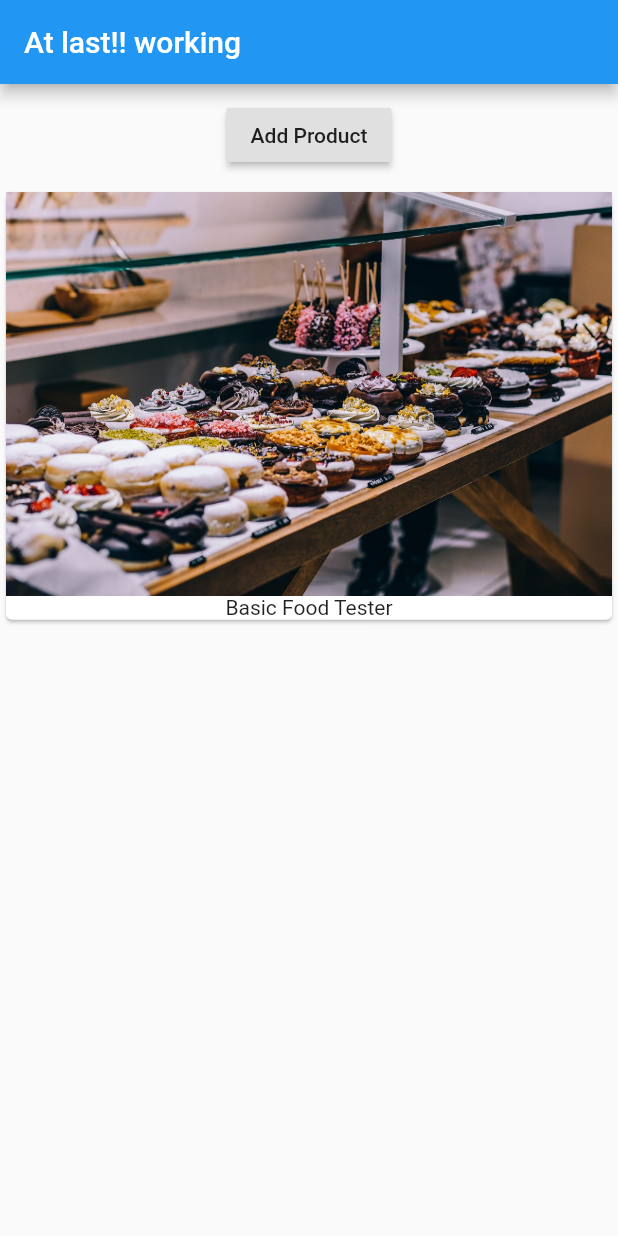
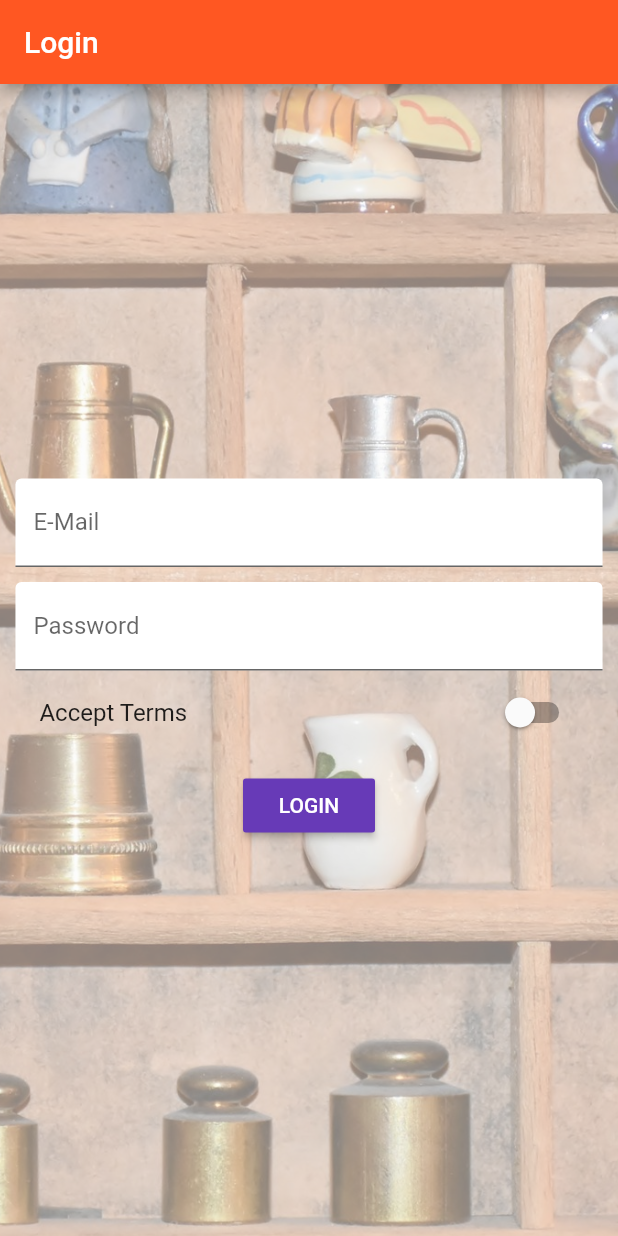
Before and after one commit to imranpollob/flutter-product-manager, a Flutter app: the screen it shows after launch, on a phone screen of 412 x 824 dp. Run offline on Flutter 3.47's test engine with Material 2 defaults, Android fonts, the phone set to English and light mode, and no system bars.

Commit message:
media query intro

```diff
--- a/lib/main.dart
+++ b/lib/main.dart
@@ -1,18 +1,78 @@
 import 'package:flutter/material.dart';
-import './product_manager.dart';
+// import 'package:flutter/rendering.dart';
 
-void main() => runApp(MyApp());
+import './pages/auth.dart';
+import './pages/products_admin.dart';
+import './pages/products.dart';
+import './pages/product.dart';
 
-class MyApp extends StatelessWidget {
+void main() {
+  // debugPaintSizeEnabled = true;
+  // debugPaintBaselinesEnabled = true;
+  // debugPaintPointersEnabled = true;
+  runApp(MyApp());
+}
+
+class MyApp extends StatefulWidget {
+  @override
+  State<StatefulWidget> createState() {
+    return _MyAppState();
+  }
+}
+
+class _MyAppState extends State<MyApp> {
+  List<Map<String, dynamic>> _products = [];
+
+  void _addProduct(Map<String, dynamic> product) {
+    setState(() {
+      _products.add(product);
+    });
+    print(_products);
+  }
+
+  void _deleteProduct(int index) {
+    setState(() {
+      _products.removeAt(index);
+    });
+  }
+
   @override
   Widget build(BuildContext context) {
     return MaterialApp(
-      home: Scaffold(
-        appBar: AppBar(
-          title: Text('At last!! working'),
-        ),
-        body: ProductManager('Basic Food Tester'),
-      ),
+      // debugShowMaterialGrid: true,
+      theme: ThemeData(
+          brightness: Brightness.light,
+          primarySwatch: Colors.deepOrange,
+          accentColor: Colors.deepPurple,
+          buttonColor: Colors.deepPurple),
+      // home: AuthPage(),
+      routes: {
+        '/': (BuildContext context) => AuthPage(),
+        '/products': (BuildContext context) => ProductsPage(_products),
+        '/admin': (BuildContext context) =>
+            ProductsAdminPage(_addProduct, _deleteProduct),
+      },
+      onGenerateRoute: (RouteSettings settings) {
+        final List<String> pathElements = settings.name.split('/');
+        if (pathElements[0] != '') {
+          return null;
+        }
+        if (pathElements[1] == 'product') {
+          final int index = int.parse(pathElements[2]);
+          return MaterialPageRoute<bool>(
+            builder: (BuildContext context) => ProductPage(
+                _products[index]['title'],
+                _products[index]['image'],
+                _products[index]['price'],
+                _products[index]['description']),
+          );
+        }
+        return null;
+      },
+      onUnknownRoute: (RouteSettings settings) {
+        return MaterialPageRoute(
+            builder: (BuildContext context) => ProductsPage(_products));
+      },
     );
   }
 }
--- /dev/null
+++ b/lib/pages/auth.dart
@@ -0,0 +1,109 @@
+import 'package:flutter/material.dart';
+
+class AuthPage extends StatefulWidget {
+  @override
+  State<StatefulWidget> createState() {
+    return _AuthPageState();
+  }
+}
+
+class _AuthPageState extends State<AuthPage> {
+  String _emailValue;
+  String _passwordValue;
+  bool _acceptTerms = false;
+
+  DecorationImage _buildBackgroundImage() {
+    return DecorationImage(
+      fit: BoxFit.cover,
+      colorFilter:
+          ColorFilter.mode(Colors.black.withOpacity(0.5), BlendMode.dstATop),
+      image: AssetImage('assets/background.jpg'),
+    );
+  }
+
+  Widget _buildEmailTextField() {
+    return TextField(
+      decoration: InputDecoration(
+          labelText: 'E-Mail', filled: true, fillColor: Colors.white),
+      keyboardType: TextInputType.emailAddress,
+      onChanged: (String value) {
+        setState(() {
+          _emailValue = value;
+        });
+      },
+    );
+  }
+
+  Widget _buildPasswordTextField() {
+    return TextField(
+      decoration: InputDecoration(
+          labelText: 'Password', filled: true, fillColor: Colors.white),
+      obscureText: true,
+      onChanged: (String value) {
+        setState(() {
+          _passwordValue = value;
+        });
+      },
+    );
+  }
+
+  Widget _buildAcceptSwitch() {
+    return SwitchListTile(
+      value: _acceptTerms,
+      onChanged: (bool value) {
+        setState(() {
+          _acceptTerms = value;
+        });
+      },
+      title: Text('Accept Terms'),
+    );
+  }
+
+  void _submitForm() {
+    print(_emailValue);
+    print(_passwordValue);
+    Navigator.pushReplacementNamed(context, '/products');
+  }
+
+  @override
+  Widget build(BuildContext context) {
+    final double deviceWidth = MediaQuery.of(context).size.width;
+    final double targetWidth = deviceWidth > 550.0 ? 500.0 : deviceWidth * 0.95;
+    return Scaffold(
+      appBar: AppBar(
+        title: Text('Login'),
+      ),
+      body: Container(
+        decoration: BoxDecoration(
+          image: _buildBackgroundImage(),
+        ),
+        padding: EdgeInsets.all(10.0),
+        child: Center(
+          child: SingleChildScrollView(
+            child: Container(
+              width: targetWidth,
+              child: Column(
+                children: <Widget>[
+                  _buildEmailTextField(),
+                  SizedBox(
+                    height: 10.0,
+                  ),
+                  _buildPasswordTextField(),
+                  _buildAcceptSwitch(),
+                  SizedBox(
+                    height: 10.0,
+                  ),
+                  RaisedButton(
+                    textColor: Colors.white,
+                    child: Text('LOGIN'),
+                    onPressed: _submitForm,
+                  ),
+                ],
+              ),
+            ),
+          ),
+        ),
+      ),
+    );
+  }
+}
--- a/lib/product_manager.dart
+++ /dev/null
@@ -1,43 +0,0 @@
-import 'package:flutter/material.dart';
-import './products.dart';
-
-class ProductManager extends StatefulWidget {
-  final String startingProduct;
-
-  ProductManager(this.startingProduct);
-
-  @override
-  State<StatefulWidget> createState() {
-    return _ProductManagerState();
-  }
-}
-
-class _ProductManagerState extends State<ProductManager> {
-  List<String> _products = [];
-
-  @override
-  void initState() {
-    _products.add(widget.startingProduct);
-    super.initState();
-  }
-
-  @override
-  Widget build(BuildContext context) {
-    return Column(
-      children: <Widget>[
-        Container(
-          margin: EdgeInsets.all(10.0),
-          child: RaisedButton(
-            onPressed: () {
-              setState(() {
-                _products.add('Advanced Food Tester');
-              });
-            },
-            child: Text('Add Product'),
-          ),
-        ),
-        Products(_products),
-      ],
-    );
-  }
-}
--- a/lib/products.dart
+++ /dev/null
@@ -1,24 +0,0 @@
-import 'package:flutter/material.dart';
-
-class Products extends StatelessWidget {
-  final List<String> products;
-
-  Products(this.products);
-
-  @override
-  Widget build(BuildContext context) {
-    return Column(
-        children: products
-            .map(
-              (element) => Card(
-                    child: Column(
-                      children: <Widget>[
-                        Image.asset('assets/food.jpg'),
-                        Text(element)
-                      ],
-                    ),
-                  ),
-            )
-            .toList());
-  }
-}
```
Also changed, not shown: lib/pages/product.dart (added, +71 -0 lines), lib/pages/product_create.dart (added, +98 -0 lines), lib/pages/product_list.dart (added, +10 -0 lines), lib/pages/products.dart (added, +46 -0 lines), lib/pages/products_admin.dart (added, +59 -0 lines), lib/widgets/products/address_tag.dart (added, +18 -0 lines), lib/widgets/products/price_tag.dart (added, +21 -0 lines), lib/widgets/products/product_card.dart (added, +63 -0 lines), lib/widgets/products/products.dart (added, +31 -0 lines), lib/widgets/ui_elements/title_default.dart (added, +16 -0 lines), pubspec.yaml (+10 -23 lines), README.txt (added), assets/Oswald-Bold.ttf (added), assets/background.jpg (added).
